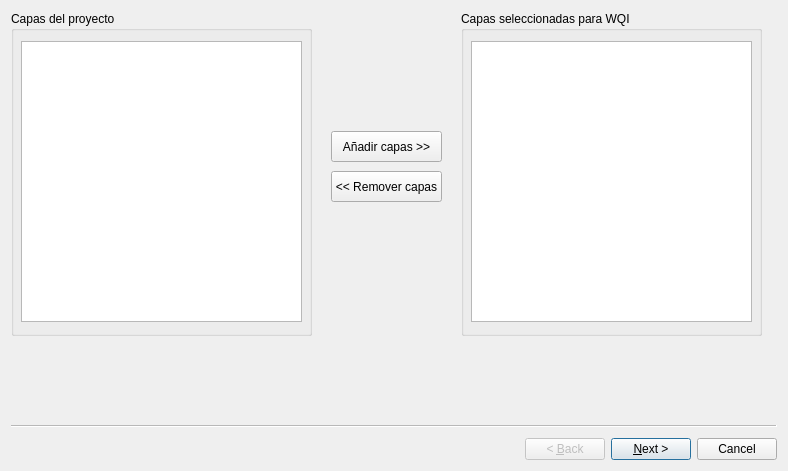
Above: wqi_plugin_wizard_base.ui from marcelomolas/wqi_calculator before the change. Below: the same form after it.
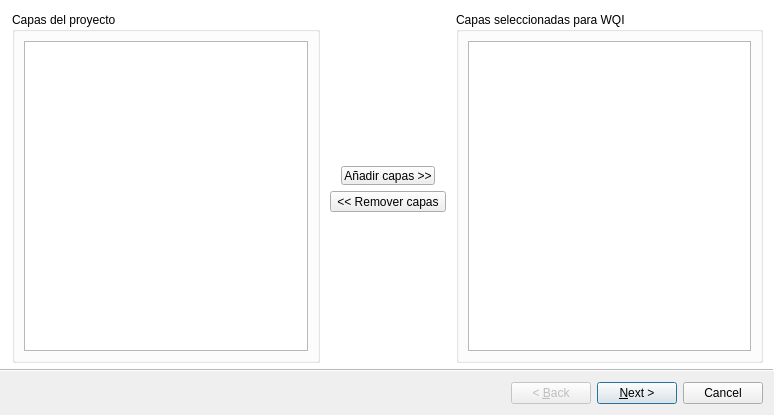
That is the form after the change. Custom widgets are drawn as their Qt base class.

Commit message: Mejoras en UI y se agrego una columna dinamica de peso relativo

```diff
--- a/wqi_plugin_wizard_base.ui
+++ b/wqi_plugin_wizard_base.ui
@@ -6,85 +6,120 @@
    <rect>
     <x>0</x>
     <y>0</y>
-    <width>788</width>
-    <height>471</height>
+    <width>774</width>
+    <height>415</height>
    </rect>
   </property>
   <property name="windowTitle">
    <string>WQIPlugin</string>
   </property>
+  <property name="wizardStyle">
+   <enum>QWizard::ModernStyle</enum>
+  </property>
+  <property name="options">
+   <set>QWizard::HelpButtonOnRight</set>
+  </property>
   <widget class="QWizardPage" name="SeleccionarCapasPage">
-   <widget class="QGroupBox" name="groupBox">
+   <widget class="QWidget" name="">
     <property name="geometry">
      <rect>
-      <x>0</x>
-      <y>0</y>
-      <width>301</width>
-      <height>325</height>
+      <x>10</x>
+      <y>10</y>
+      <width>751</width>
+      <height>351</height>
      </rect>
     </property>
-    <property name="title">
-     <string>Capas del proyecto</string>
-    </property>
-    <widget class="QListWidget" name="AllCapas">
-     <property name="geometry">
-      <rect>
-       <x>10</x>
-       <y>30</y>
-       <width>281</width>
-       <height>281</height>
-      </rect>
+    <layout class="QHBoxLayout" name="horizontalLayout_3">
+     <property name="spacing">
+      <number>10</number>
      </property>
-    </widget>
-   </widget>
-   <widget class="QToolButton" name="RemoveCapas">
-    <property name="geometry">
-     <rect>
-      <x>320</x>
-      <y>160</y>
-      <width>111</width>
-      <height>31</height>
-     </rect>
-    </property>
-    <property name="text">
-     <string>&lt;&lt; Remover capas</string>
-    </property>
-   </widget>
-   <widget class="QToolButton" name="AddCapas">
-    <property name="geometry">
-     <rect>
-      <x>320</x>
-      <y>120</y>
-      <width>111</width>
-      <height>31</height>
-     </rect>
-    </property>
-    <property name="text">
-     <string>Añadir capas &gt;&gt;</string>
-    </property>
-   </widget>
-   <widget class="QGroupBox" name="groupBox_3">
-    <property name="geometry">
-     <rect>
-      <x>450</x>
-      <y>0</y>
-      <width>301</width>
-      <height>325</height>
-     </rect>
-    </property>
-    <property name="title">
-     <string>Capas seleccionadas para WQI</string>
-    </property>
-    <widget class="QListWidget" name="SelectedCapas">
-     <property name="geometry">
-      <rect>
-       <x>10</x>
-       <y>30</y>
-       <width>281</width>
-       <height>281</height>
-      </rect>
-     </property>
-    </widget>
+     <item>
+      <widget class="QGroupBox" name="groupBox">
+       <property name="title">
+        <string>Capas del proyecto</string>
+       </property>
+       <layout class="QHBoxLayout" name="horizontalLayout_4">
+        <item>
+         <widget class="QListWidget" name="AllCapas"/>
+        </item>
+       </layout>
+      </widget>
+     </item>
+     <item>
+      <widget class="QFrame" name="frame_2">
+       <property name="frameShape">
+        <enum>QFrame::NoFrame</enum>
+       </property>
+       <property name="frameShadow">
+        <enum>QFrame::Raised</enum>
+       </property>
+       <layout class="QVBoxLayout" name="verticalLayout_4">
+        <property name="leftMargin">
+         <number>0</number>
+        </property>
+        <property name="rightMargin">
+         <number>0</number>
+        </property>
+        <item alignment="Qt::AlignHCenter|Qt::AlignBottom">
+         <widget class="QToolButton" name="AddCapas">
+          <property name="minimumSize">
+           <size>
+            <width>94</width>
+            <height>0</height>
+           </size>
+          </property>
+          <property name="maximumSize">
+           <size>
+            <width>94</width>
+            <height>19</height>
+           </size>
+          </property>
+          <property name="text">
+           <string>Añadir capas &gt;&gt;</string>
+          </property>
+          <property name="toolButtonStyle">
+           <enum>Qt::ToolButtonTextOnly</enum>
+          </property>
+          <property name="autoRaise">
+           <bool>false</bool>
+          </property>
+         </widget>
+        </item>
+        <item alignment="Qt::AlignHCenter|Qt::AlignTop">
+         <widget class="QToolButton" name="RemoveCapas">
+          <property name="minimumSize">
+           <size>
+            <width>0</width>
+            <height>19</height>
+           </size>
+          </property>
+          <property name="text">
+           <string>&lt;&lt; Remover capas</string>
+          </property>
+          <property name="toolButtonStyle">
+           <enum>Qt::ToolButtonTextOnly</enum>
+          </property>
+          <property name="autoRaise">
+           <bool>false</bool>
+          </property>
+         </widget>
+        </item>
+       </layout>
+      </widget>
+     </item>
+     <item>
+      <widget class="QGroupBox" name="groupBox_3">
+       <property name="title">
+        <string>Capas seleccionadas para WQI</string>
+       </property>
+       <layout class="QHBoxLayout" name="horizontalLayout_5">
+        <item>
+         <widget class="QListWidget" name="SelectedCapas"/>
+        </item>
+       </layout>
+      </widget>
+     </item>
+    </layout>
    </widget>
   </widget>
   <widget class="QWizardPage" name="FillParametros">
@@ -135,6 +170,13 @@
    </widget>
   </widget>
  </widget>
+ <customwidgets>
+  <customwidget>
+   <class>QgsFileWidget</class>
+   <extends>QWidget</extends>
+   <header>qgsfilewidget.h</header>
+  </customwidget>
+ </customwidgets>
  <resources/>
  <connections/>
 </ui>
```
Left out of the diff: 119 changed lines with no effect on the pictures. The commit also changes 6 other files.
